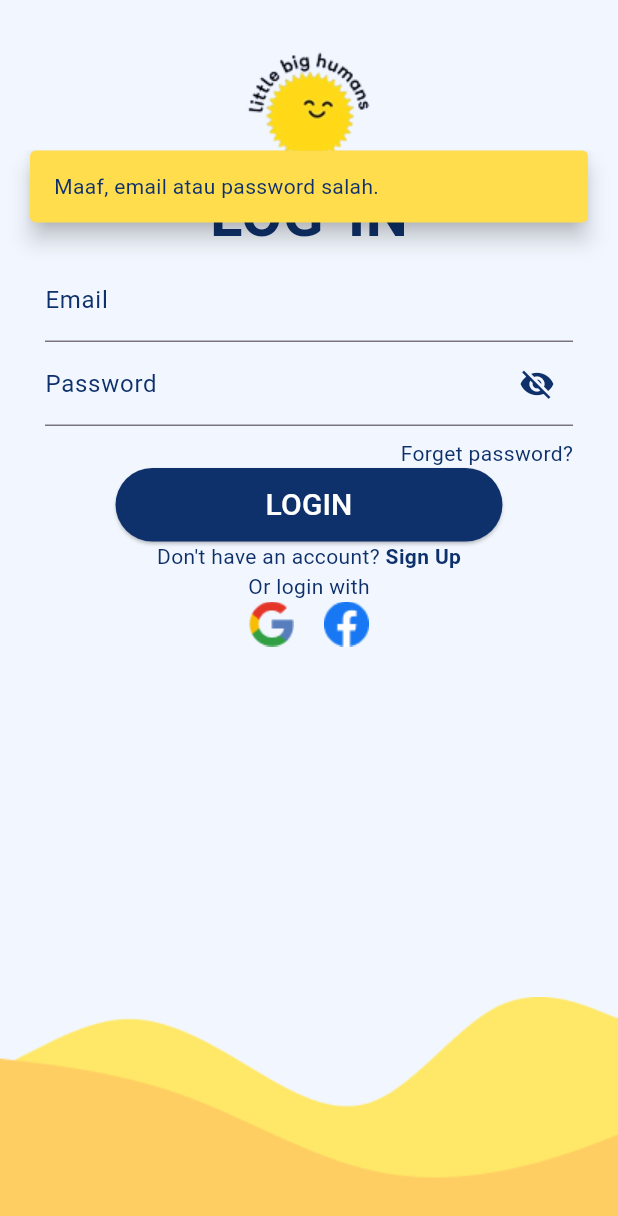
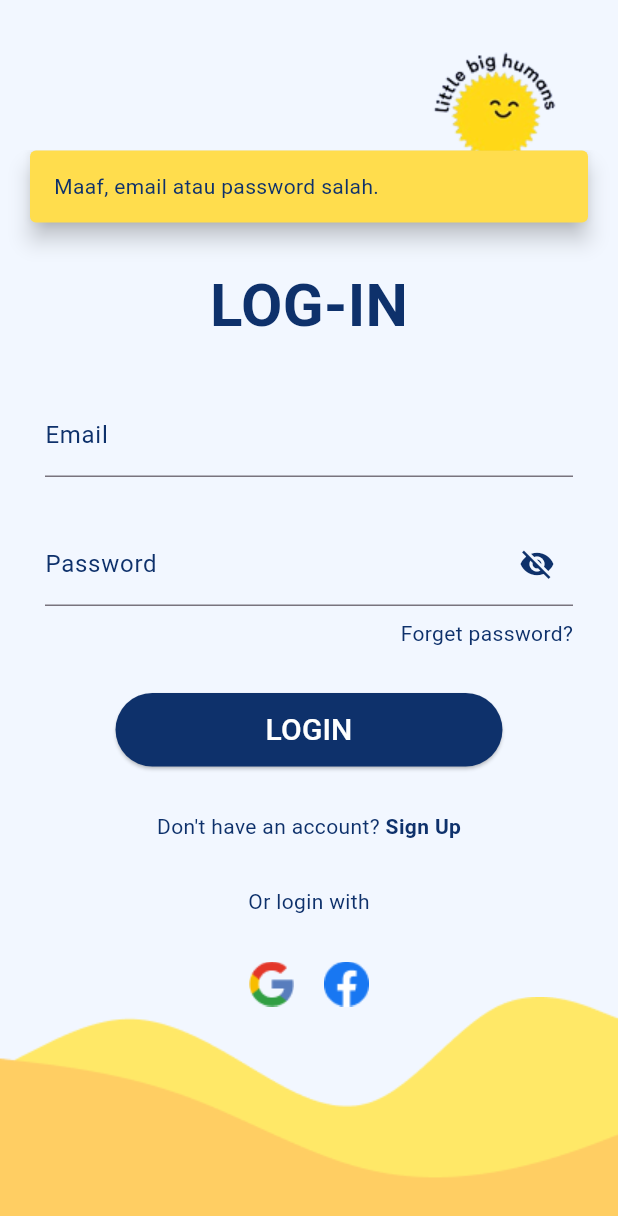
Before and after one commit to Ayazzzzzzz/Tugas3_TPM, a Flutter app: the screen it shows after launch, after a tap on "LOGIN", on a phone screen of 412 x 824 dp. Shown: the top 1216 px of the screen. Run offline on Flutter 3.47's test engine with Material 3 defaults, Android fonts, the phone set to English and light mode, and no system bars; our stand-ins replace geolocator, google_fonts, google_maps_flutter, shared_preferences; network calls fail.

```diff
--- a/lib/login.dart
+++ b/lib/login.dart
@@ -3,42 +3,132 @@ import 'package:google_fonts/google_fonts.dart';
 import 'package:shared_preferences/shared_preferences.dart';
 import 'home.dart';
 
-class Login extends StatefulWidget {
+class Login extends StatelessWidget {
   const Login({super.key});
 
-  @override
-  State<Login> createState() => _LoginState();
+  Future<void> simpanSession() async {
+    final prefs = await SharedPreferences.getInstance();
+    await prefs.setBool('isLoggedIn', true);
+    await prefs.setString('userEmail', 'larasayodya04@gmail.com');
   }
 
-class _LoginState extends State<Login> {
+  @override
+  Widget build(BuildContext context) {
     bool _isPasswordVisible = false;
     String emailInput = '';
     String passwordInput = '';
+    return Scaffold(
+      resizeToAvoidBottomInset: false,
+      backgroundColor: const Color.fromARGB(255, 242, 247, 255),
+      body: Stack(
+        children: [
+          // Gelombang Kuning di Bawah
+          Align(
+            alignment: Alignment.bottomCenter,
+            child: Image.asset(
+              "asset/bg.png",
+              fit: BoxFit.cover,
+              width: double.infinity,
+            ),
+          ),
 
-  @override
-  void initState() {
-    super.initState();
-    _checkLoginStatus();
-  }
+          // Konten Utama (Form Login)
+          Padding(
+            padding: const EdgeInsets.all(30.0),
+            child: Center(
+                child: Column(
+              crossAxisAlignment: CrossAxisAlignment.center,
+              spacing: 30,
+              children: [
+                Container(
+                  child: Image.asset("asset/logo.png"),
+                  alignment: Alignment.centerRight,
+                ),
+                SizedBox(height: 5.0),
+                Text(
+                  "LOG-IN",
+                  style: GoogleFonts.rubikMonoOne(
+                    fontSize: 40,
+                    fontWeight: FontWeight.bold,
+                    color: const Color.fromARGB(255, 14, 49, 107),
+                  ),
+                ),
+                TextFormField(
+                  decoration: const InputDecoration(
+                    hintText: 'Your Email',
+                    labelText: 'Email',
+                    labelStyle: TextStyle(
+                      color: Color.fromARGB(255, 14, 49, 107),
+                    ),
+                    hintStyle: TextStyle(
+                      color: Color.fromARGB(255, 14, 49, 107),
+                    ),
+                  ),
+                  onChanged: (value) {
+                    emailInput = value; // Simpan email user
+                  },
+                ),
+                Column(
+                  crossAxisAlignment: CrossAxisAlignment.start,
+                  children: [
+                    StatefulBuilder(
+                      builder: (context, setState) {
+                        return TextFormField(
+                          obscureText: !_isPasswordVisible,
+                          decoration: InputDecoration(
+                            hintText: 'Password',
+                            labelText: 'Password',
+                            labelStyle: const TextStyle(
+                              color: Color.fromARGB(255, 14, 49, 107),
+                            ),
+                            hintStyle: const TextStyle(
+                              color: Color.fromARGB(255, 14, 49, 107),
+                            ),
+                            suffixIcon: IconButton(
+                              icon: Icon(
+                                _isPasswordVisible
+                                    ? Icons.visibility
+                                    : Icons.visibility_off,
+                                color: const Color.fromARGB(255, 14, 49, 107),
+                              ),
+                              onPressed: () {
+                                setState(() {
+                                  _isPasswordVisible = !_isPasswordVisible;
+                                });
+                              },
+                            ),
+                          ),
+                          onChanged: (value) {
+                            passwordInput = value; // Simpan password user
+                          },
+                        );
+                      },
+                    ),
+                    const SizedBox(height: 8.0), // Jarak antara field dan link
+                    Align(
+                      alignment: Alignment.centerRight,
+                      child: GestureDetector(
+                        onTap: () {},
+                        child: Text(
+                          "Forget password?",
+                          style: GoogleFonts.inriaSans(
+                            fontSize: 14,
+                            color: const Color.fromARGB(255, 14, 49, 107),
+                          ),
+                        ),
+                      ),
+                    ),
+                  ],
+                ),
+                ElevatedButton(
+                  onPressed: () async {
+                    if (emailInput == 'larasayodya04@gmail.com' &&
+                        passwordInput == 'inipassword123') {
+                      print('Login successful!');
 
-  Future<void> _checkLoginStatus() async {
-    SharedPreferences prefs = await SharedPreferences.getInstance();
-    bool isLoggedIn = prefs.getBool('isLoggedIn') ?? false;
-    if (isLoggedIn) {
-      Navigator.pushReplacement(
-        context,
-        MaterialPageRoute(builder: (context) => const Home()),
-      );
-    }
-  }
+                      await simpanSession(); // ⬅️ Tambahan session di sini
 
-  Future<void> _login(String email, String password) async {
-    if (email == 'larasayodya04@gmail.com' && password == 'inipassword123') {
-      SharedPreferences prefs = await SharedPreferences.getInstance();
-      await prefs.setBool('isLoggedIn', true);
-      await prefs.setString('userEmail', email);
-
-      Navigator.pushReplacement(
+                      Navigator.push(
                         context,
                         MaterialPageRoute(builder: (context) => const Home()),
                       );
@@ -64,112 +154,16 @@ class _LoginState extends State<Login> {
                         ),
                       );
                     }
-  }
-
-  @override
-  Widget build(BuildContext context) {
-    return Scaffold(
-      resizeToAvoidBottomInset: false,
-      backgroundColor: const Color.fromARGB(255, 242, 247, 255),
-      body: Stack(
-        children: [
-          Align(
-            alignment: Alignment.bottomCenter,
-            child: Image.asset(
-              "asset/bg.png",
-              fit: BoxFit.cover,
-              width: double.infinity,
-            ),
-          ),
-          Padding(
-            padding: const EdgeInsets.all(30.0),
-            child: Center(
-              child: Column(
-                crossAxisAlignment: CrossAxisAlignment.center,
-                children: [
-                  Image.asset("asset/logo.png"),
-                  SizedBox(height: 5.0),
-                  Text(
-                    "LOG-IN",
-                    style: GoogleFonts.rubikMonoOne(
-                      fontSize: 40,
-                      fontWeight: FontWeight.bold,
-                      color: const Color.fromARGB(255, 14, 49, 107),
-                    ),
-                  ),
-                  TextFormField(
-                    decoration: const InputDecoration(
-                      hintText: 'Your Email',
-                      labelText: 'Email',
-                      labelStyle: TextStyle(
-                        color: Color.fromARGB(255, 14, 49, 107),
-                      ),
-                      hintStyle: TextStyle(
-                        color: Color.fromARGB(255, 14, 49, 107),
-                      ),
-                    ),
-                    onChanged: (value) {
-                      emailInput = value;
                   },
-                  ),
-                  Column(
-                    crossAxisAlignment: CrossAxisAlignment.start,
-                    children: [
-                      TextFormField(
-                        obscureText: !_isPasswordVisible,
-                        decoration: InputDecoration(
-                          hintText: 'Password',
-                          labelText: 'Password',
-                          labelStyle: const TextStyle(
-                            color: Color.fromARGB(255, 14, 49, 107),
-                          ),
-                          hintStyle: const TextStyle(
-                            color: Color.fromARGB(255, 14, 49, 107),
-                          ),
-                          suffixIcon: IconButton(
-                            icon: Icon(
-                              _isPasswordVisible
-                                  ? Icons.visibility
-                                  : Icons.visibility_off,
-                              color: const Color.fromARGB(255, 14, 49, 107),
-                            ),
-                            onPressed: () {
-                              setState(() {
-                                _isPasswordVisible = !_isPasswordVisible;
-                              });
-                            },
-                          ),
-                        ),
-                        onChanged: (value) {
-                          passwordInput = value;
-                        },
-                      ),
-                      const SizedBox(height: 8.0),
-                      Align(
-                        alignment: Alignment.centerRight,
-                        child: GestureDetector(
-                          onTap: () {},
-                          child: Text(
-                            "Forget password?",
-                            style: GoogleFonts.inriaSans(
-                              fontSize: 14,
-                              color: const Color.fromARGB(255, 14, 49, 107),
-                            ),
-                          ),
-                        ),
-                      ),
-                    ],
-                  ),
-                  ElevatedButton(
-                    onPressed: () {
-                      _login(emailInput, passwordInput);
-                    },
+                  // Respon ketika button ditekan
                   style: ElevatedButton.styleFrom(
-                      backgroundColor: Color.fromARGB(255, 14, 49, 107),
-                      padding:
-                          EdgeInsets.symmetric(vertical: 10, horizontal: 100),
+                    backgroundColor:
+                        Color.fromARGB(255, 14, 49, 107), // Warna latar tombol
+                    padding: EdgeInsets.symmetric(
+                        vertical: 10, horizontal: 100), // Padding tombol
                     shape: RoundedRectangleBorder(
-                        borderRadius: BorderRadius.circular(25),
+                      borderRadius:
+                          BorderRadius.circular(25), // Membuat tombol bulat
                     ),
                   ),
                   child: Text(
@@ -205,22 +199,25 @@ class _LoginState extends State<Login> {
                 ),
                 Text("Or login with"),
                 Row(
+                  spacing: 20,
                   mainAxisAlignment: MainAxisAlignment.center,
                   children: [
                     GestureDetector(
                       onTap: () {},
-                        child: Image.asset("asset/google.png"),
+                      child: Image.asset(
+                        "asset/google.png",
                       ),
-                      SizedBox(width: 20),
+                    ),
                     GestureDetector(
                       onTap: () {},
-                        child: Image.asset("asset/facebook.png"),
+                      child: Image.asset(
+                        "asset/facebook.png",
+                      ),
                     )
                   ],
                 )
               ],
-              ),
-            ),
+            )),
           )
         ],
       ),
--- a/lib/main.dart
+++ b/lib/main.dart
@@ -1,5 +1,6 @@
 import 'package:flutter/material.dart';
 import 'package:google_fonts/google_fonts.dart';
+import 'package:shared_preferences/shared_preferences.dart';
 import 'package:tugas3_tpm/home.dart';
 import 'package:tugas3_tpm/pages/cekbilangan.dart';
 import 'package:tugas3_tpm/pages/daftar_anggota.dart';
@@ -7,14 +8,20 @@ import 'package:tugas3_tpm/pages/help.dart';
 import 'login.dart';
 import '../pages/rekomendasi_list.dart';
 
-void main() {
-  runApp(const MyApp());
+void main() async {
+  WidgetsFlutterBinding.ensureInitialized(); // WAJIB kalau pakai async di main
+  final prefs = await SharedPreferences.getInstance();
+  bool isLogin = prefs.getBool('isLoggedIn') ?? false;
+
+  runApp(MyApp(isLogin: isLogin));
 }
 
 class MyApp extends StatelessWidget {
-  const MyApp({super.key});
+  final bool isLogin; // Tambahkan ini biar bisa nerima status login
 
-  // This widget is the root of your application.
+  const MyApp(
+      {super.key, required this.isLogin}); // Constructor-nya juga harus tau
+
   @override
   Widget build(BuildContext context) {
     return MaterialApp(
@@ -25,7 +32,7 @@ class MyApp extends StatelessWidget {
           bodyColor: const Color.fromARGB(255, 14, 49, 107),
         ),
       ),
-      home: Login(),
+      home: isLogin ? const Home() : const Login(),
     );
   }
 }
--- a/lib/model/site_list.dart
+++ b/lib/model/site_list.dart
@@ -13,12 +13,6 @@ class LearningSite {
 }
 
 final List<LearningSite> learningSites = [
-  LearningSite(
-    name: 'Flutter Dev',
-    description: 'Sumber resmi untuk mempelajari Flutter—terdapat dokumentasi lengkap, panduan UI, serta panduan interaktif.',
-    imageUrl: 'https://image.thum.io/get/width/800/https://flutter.dev',
-    link: 'https://flutter.dev',
-  ),
   LearningSite(
     name: 'Dart Dev',
     description: 'Platform resmi untuk mendalami bahasa pemrograman Dart, mencakup konsep dasar, null safety, dan fitur lanjutan.',
@@ -44,6 +38,12 @@ final List<LearningSite> learningSites = [
     link: 'https://flutterflow.io',
   ),
   LearningSite(
+    name: 'Flutter Dev',
+    description: 'Sumber resmi untuk mempelajari Flutter—terdapat dokumentasi lengkap, panduan UI, serta panduan interaktif.',
+    imageUrl: 'https://image.thum.io/get/width/800/https://flutter.dev',
+    link: 'https://flutter.dev',
+  ),
+  LearningSite(
     name: 'Flutter YouTube',
     description: 'Channel YouTube resmi Flutter yang berisi video tutorial, pengumuman fitur baru, dan event developer.',
     imageUrl: 'https://image.thum.io/get/width/800/https://www.youtube.com/c/flutterdev',
```
Also changed, not shown: lib/home.dart (+32 -16 lines). Lines whose indentation alone changed are shown as unchanged.
